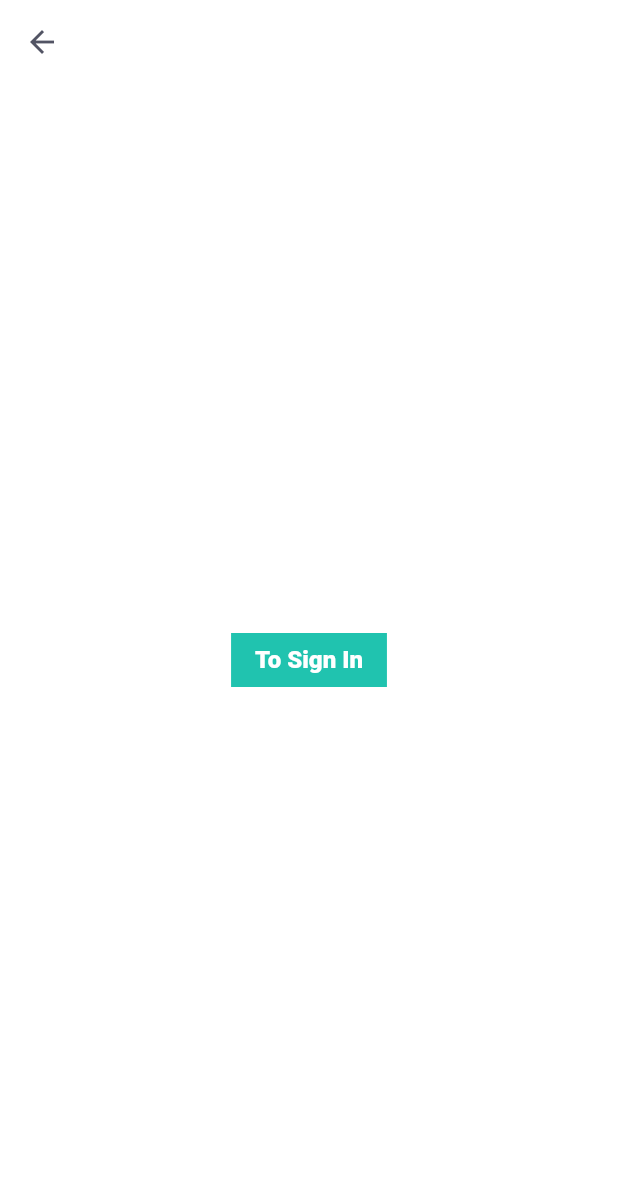
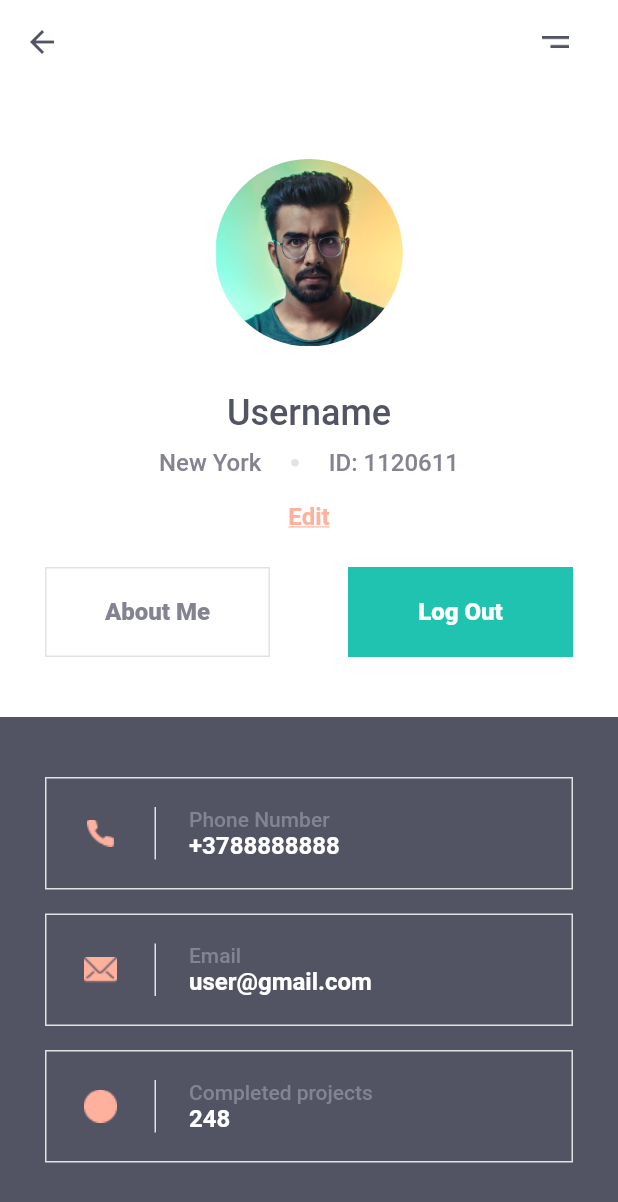
Before and after one commit to vitaliysolomatin/flutter_auth_app, a Flutter app: the ProfileScreen screen opened by its route, on a phone screen of 412 x 824 dp. Shown: the top 1202 px of the screen. Run offline on Flutter 3.47's test engine with Material 2 defaults, Android fonts, the phone set to English and light mode, and no system bars.

Commit message:
added profile screen ui

```diff
--- a/lib/screens/profile_screen.dart
+++ b/lib/screens/profile_screen.dart
@@ -1,6 +1,6 @@
 import 'package:flutter/material.dart';
-import 'package:auth_app/screens/sign_in_screen.dart';
-import 'package:auth_app/screens/sign_up_screen.dart';
+import 'package:auth_app/widgets/profile_info_block.dart';
+import 'package:auth_app/widgets/user_info_wrapper.dart';
 
 class ProfileScreen extends StatelessWidget {
   static const path = 'profile_screen';
@@ -13,16 +13,24 @@ class ProfileScreen extends StatelessWidget {
     return Scaffold(
       appBar: AppBar(
         title: Text(title),
+        actions: <Widget>[
+          IconButton(
+            icon: Image.asset('assets/images/burger_menu.png'),
+            onPressed: null,
+            padding: EdgeInsets.only(right: 30),
+          ),
+        ],
       ),
-      body: Center(
-        child: ElevatedButton(
-          child: Text('To Sign In'),
-          onPressed: () {
-            Navigator.pushNamed(
-              context,
-              SignInScreen.path,
-            );
-          },
+      body: SafeArea(
+        child: ListView(
+          children: [
+            Column(
+              children: [
+                UserInfoWrapper(),
+                ProfileInfoBlock(),
+              ],
+            ),
+          ],
         ),
       ),
     );
--- /dev/null
+++ b/lib/widgets/info_block.dart
@@ -0,0 +1,62 @@
+import 'package:flutter/material.dart';
+import 'package:auth_app/assets/colors.dart';
+
+class InfoBlock extends StatelessWidget {
+  final String icon;
+  final String topLabel;
+  final String bottomLabel;
+  InfoBlock({this.icon, this.topLabel, this.bottomLabel});
+
+  @override
+  Widget build(BuildContext context) {
+    return Container(
+      decoration: BoxDecoration(
+        border: Border.all(color: AuthAppColors.borderGrey, width: 1),
+      ),
+      child: Padding(
+        padding: EdgeInsets.symmetric(
+          vertical: 19,
+          horizontal: 25,
+        ),
+        child: Row(
+          children: [
+            Image.asset(
+              icon,
+              width: 22,
+              height: 22,
+            ),
+            Container(
+              margin: EdgeInsets.only(left: 25),
+              decoration: BoxDecoration(
+                border: Border(
+                  left: BorderSide(color: AuthAppColors.borderGrey, width: 1),
+                ),
+              ),
+              padding: EdgeInsets.only(left: 22),
+              child: Column(
+                crossAxisAlignment: CrossAxisAlignment.start,
+                children: [
+                  Text(
+                    topLabel,
+                    style: Theme.of(context).textTheme.headline6.merge(
+                          TextStyle(
+                            fontSize: 14,
+                            fontWeight: FontWeight.w500,
+                          ),
+                        ),
+                  ),
+                  Text(
+                    bottomLabel,
+                    style: Theme.of(context).textTheme.headline6.merge(
+                          TextStyle(color: AuthAppColors.white),
+                        ),
+                  ),
+                ],
+              ),
+            ),
+          ],
+        ),
+      ),
+    );
+  }
+}
--- /dev/null
+++ b/lib/widgets/profile_info_block.dart
@@ -0,0 +1,46 @@
+import 'package:flutter/material.dart';
+import 'package:auth_app/assets/colors.dart';
+import 'package:auth_app/widgets/info_block.dart';
+
+class ProfileInfoBlock extends StatelessWidget {
+  @override
+  Widget build(BuildContext context) {
+    return Container(
+      height: 352,
+      padding: EdgeInsets.symmetric(
+        horizontal: 30,
+        vertical: 32,
+      ),
+      width: double.infinity,
+      color: AuthAppColors.primaryGrey,
+      child: Column(
+        children: [
+          Padding(
+            padding: EdgeInsets.symmetric(vertical: 8),
+            child: InfoBlock(
+              bottomLabel: '+3788888888',
+              icon: 'assets/images/phone_icon.png',
+              topLabel: 'Phone Number',
+            ),
+          ),
+          Padding(
+            padding: EdgeInsets.symmetric(vertical: 8),
+            child: InfoBlock(
+              bottomLabel: 'user@gmail.com',
+              icon: 'assets/images/email_icon.png',
+              topLabel: 'Email',
+            ),
+          ),
+          Padding(
+            padding: EdgeInsets.symmetric(vertical: 8),
+            child: InfoBlock(
+              bottomLabel: '248',
+              icon: 'assets/images/circle_icon.png',
+              topLabel: 'Completed projects',
+            ),
+          ),
+        ],
+      ),
+    );
+  }
+}
--- /dev/null
+++ b/lib/widgets/user_info_wrapper.dart
@@ -0,0 +1,128 @@
+import 'package:flutter/material.dart';
+import 'package:auth_app/assets/colors.dart';
+import 'package:auth_app/screens/sign_in_screen.dart';
+
+class UserInfoWrapper extends StatelessWidget {
+  @override
+  Widget build(BuildContext context) {
+    return Column(
+      children: [
+        Container(
+          margin: EdgeInsets.only(
+            top: 50,
+            bottom: 30,
+          ),
+          child: ClipRRect(
+            borderRadius: BorderRadius.circular(65),
+            child: Image.asset(
+              'assets/images/profile_image.png',
+              width: 125,
+              height: 125,
+            ),
+          ),
+        ),
+        Text(
+          'Username',
+          style: Theme.of(context).textTheme.headline6.merge(
+                TextStyle(
+                    fontSize: 24,
+                    fontWeight: FontWeight.w500,
+                    color: AuthAppColors.primaryGrey),
+              ),
+        ),
+        Padding(
+          padding: EdgeInsets.only(top: 10, bottom: 17),
+          child: Row(
+            mainAxisAlignment: MainAxisAlignment.center,
+            children: [
+              Text(
+                'New York',
+                style: Theme.of(context).textTheme.headline6.merge(
+                      TextStyle(
+                        fontWeight: FontWeight.w500,
+                      ),
+                    ),
+              ),
+              Container(
+                margin: EdgeInsets.symmetric(horizontal: 20),
+                width: 5,
+                height: 5,
+                decoration: BoxDecoration(
+                  borderRadius: BorderRadius.circular(5),
+                  color: AuthAppColors.borderGrey,
+                ),
+              ),
+              Text(
+                'ID: 1120611',
+                style: Theme.of(context).textTheme.headline6.merge(
+                      TextStyle(
+                        fontWeight: FontWeight.w500,
+                      ),
+                    ),
+              ),
+            ],
+          ),
+        ),
+        Text(
+          'Edit',
+          style: Theme.of(context).textTheme.headline6.merge(
+                TextStyle(
+                  color: AuthAppColors.primaryOrange,
+                  decoration: TextDecoration.underline,
+                ),
+              ),
+        ),
+        Padding(
+          padding: EdgeInsets.fromLTRB(30, 24, 30, 40),
+          child: Row(
+            mainAxisAlignment: MainAxisAlignment.spaceBetween,
+            children: [
+              SizedBox(
+                width: 150,
+                height: 60,
+                child: ElevatedButton(
+                  style: ButtonStyle(
+                    backgroundColor: MaterialStateProperty.all<Color>(
+                      AuthAppColors.white,
+                    ),
+                    shape: MaterialStateProperty.all<OutlinedBorder>(
+                      RoundedRectangleBorder(
+                        side: BorderSide(
+                          width: 1,
+                          color: AuthAppColors.borderGrey,
+                        ),
+                      ),
+                    ),
+                    foregroundColor: MaterialStateProperty.all<Color>(
+                      AuthAppColors.darkGrey,
+                    ),
+                  ),
+                  onPressed: () {
+                    Navigator.pushNamed(
+                      context,
+                      SignInScreen.path,
+                    );
+                  },
+                  child: Text('About Me'),
+                ),
+              ),
+              SizedBox(
+                width: 150,
+                height: 60,
+                child: ElevatedButton(
+                  onPressed: () {
+                    Navigator.pushNamed(
+                      context,
+                      SignInScreen.path,
+                    );
+                  },
+                  child: Text('Log Out'),
+                ),
+              ),
+            ],
+          ),
+        ),
+      ],
+    );
+  }
+}
```
Also changed, not shown: lib/assets/theme.dart (+5 -4 lines).
